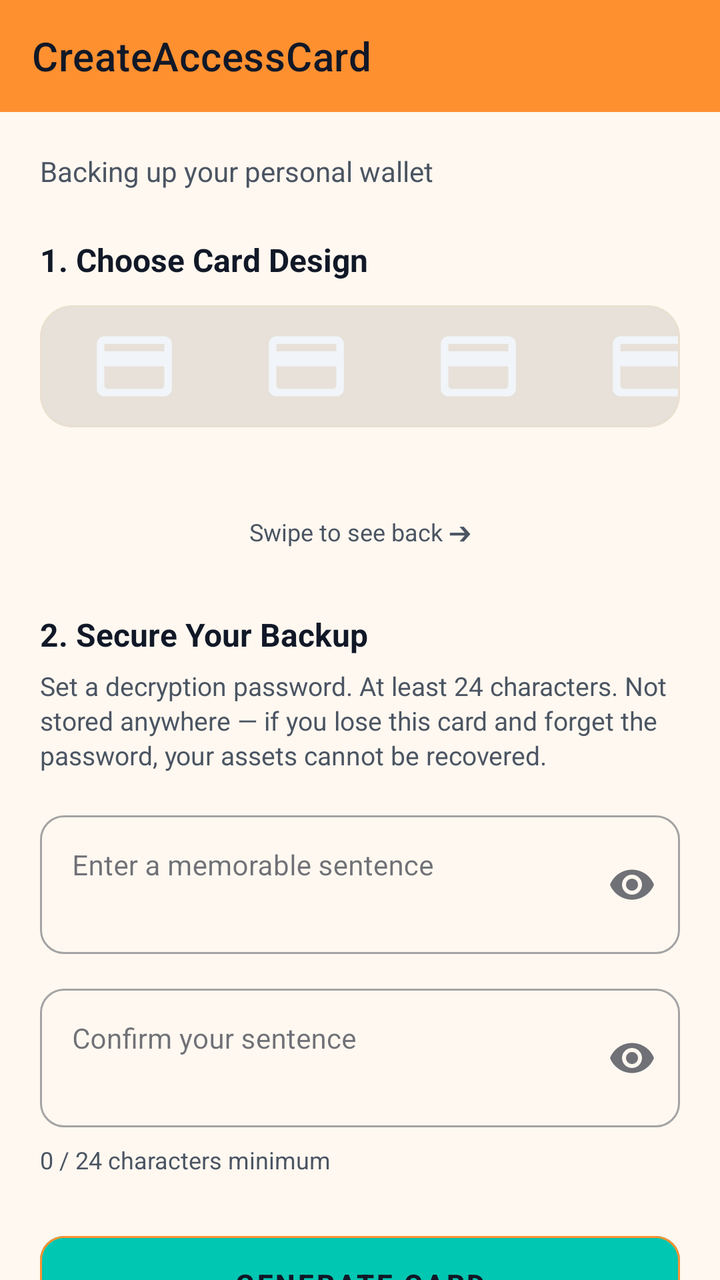
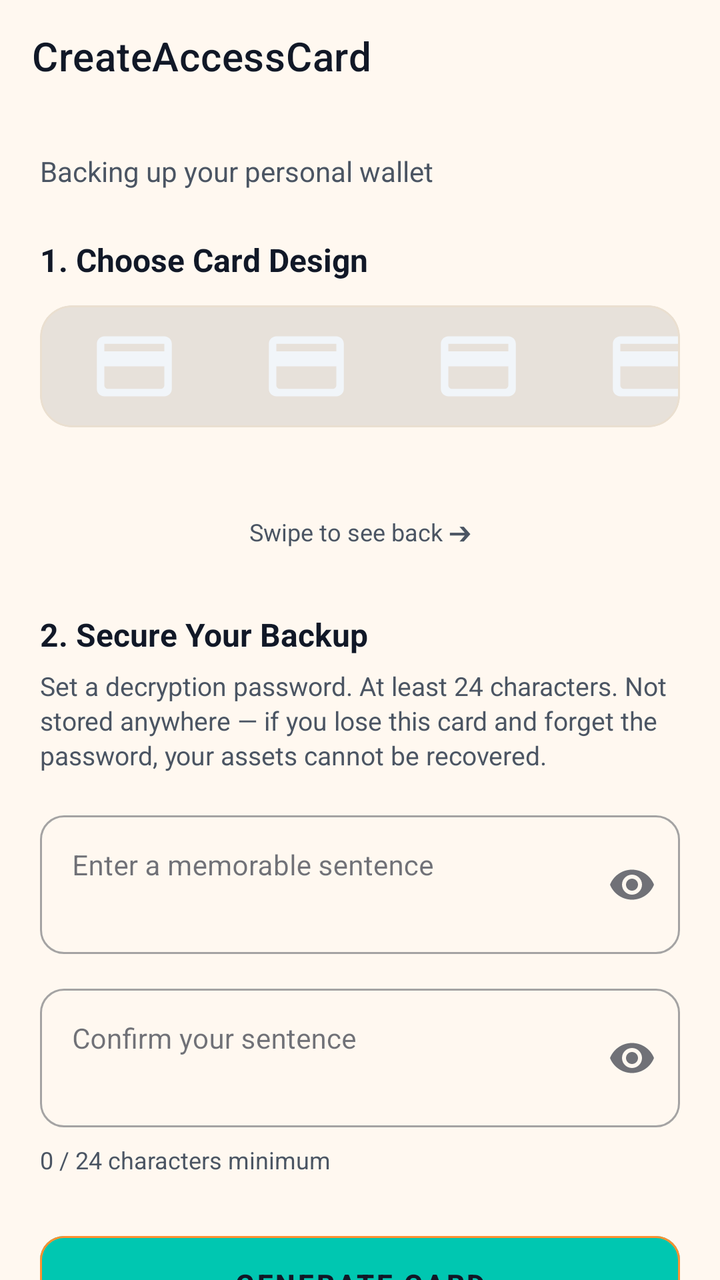

Compare the two renders of this Android layout. The source of the first and the diff that turns it into the second are given below.
<!-- AndroidManifest.xml: application theme AppTheme -->
<!-- res/layout/create_harvana_card.xml -->
<androidx.coordinatorlayout.widget.CoordinatorLayout
	xmlns:android="http://schemas.android.com/apk/res/android"
	xmlns:app="http://schemas.android.com/apk/res-auto"
	xmlns:tools="http://schemas.android.com/tools"
	android:layout_width="match_parent"
	android:layout_height="match_parent"
	android:orientation="vertical"
	android:background="@color/colorBackground"
	android:id="@+id/_main">
	<com.google.android.material.appbar.AppBarLayout
		android:id="@+id/app_bar_layout1"
		android:layout_width="match_parent"
		android:layout_height="wrap_content"
		android:background="@color/colorBackground"
		android:theme="@style/AppTheme.AppBarOverlay"
		app:elevation="0dp">
		<androidx.appcompat.widget.Toolbar
			android:id="@+id/toolbar"
			android:layout_width="match_parent"
			android:background="?attr/appBarColor"
			android:layout_height="?attr/actionBarSize"
			app:popupTheme="@style/AppTheme.PopupOverlay"
			app:title="CreateAccessCard"
			app:titleTextAppearance="@style/TextAppearance.MaterialComponents.Headline6" />
	</com.google.android.material.appbar.AppBarLayout>
	<androidx.core.widget.NestedScrollView
		android:id="@+id/vscroll1"
		android:layout_width="match_parent"
		android:layout_height="match_parent"
		android:fillViewport="true"
		app:layout_behavior="@string/appbar_scrolling_view_behavior">
		<LinearLayout
			android:id="@+id/linear2"
			android:layout_width="match_parent"
			android:layout_height="wrap_content"
			android:padding="20dp"
			android:orientation="vertical">
			<TextView
				android:id="@+id/tvSubtitle"
				android:layout_width="match_parent"
				android:layout_height="wrap_content"
				android:layout_marginBottom="24dp"
				android:text="Backing up your personal wallet"
				android:textSize="14sp"
				android:textColor="?android:attr/textColorSecondary" />
			<TextView
				android:id="@+id/textview5"
				android:layout_width="match_parent"
				android:layout_height="wrap_content"
				android:layout_marginBottom="12dp"
				android:text="1. Choose Card Design"
				android:textSize="16sp"
				android:textStyle="bold" />
			<com.google.android.material.card.MaterialCardView
				android:id="@+id/cardview1"
				android:layout_width="match_parent"
				android:layout_height="wrap_content"
				app:cardBackgroundColor="@color/whiteFaint10"
				app:cardCornerRadius="16dp"
				app:strokeWidth="1dp"
				app:strokeColor="@color/colorCardStroke"
				app:cardElevation="0dp">
				<HorizontalScrollView
					android:id="@+id/hscroll3"
					android:layout_width="match_parent"
					android:layout_height="wrap_content"
					android:scrollbars="none"
					android:clipToPadding="false"
					android:paddingHorizontal="12dp">
					<LinearLayout
						android:id="@+id/linear3"
						android:layout_width="wrap_content"
						android:layout_height="wrap_content"
						android:paddingTop="8dp"
						android:paddingBottom="8dp"
						android:gravity="center_vertical"
						android:orientation="horizontal">
						<ImageView
							android:id="@+id/swatch_classic"
							android:layout_width="70dp"
							android:layout_height="45dp"
							android:background="?attr/selectableItemBackgroundBorderless"
							android:src="@drawable/icon_credit_card_round"
							android:scaleType="centerInside"
							android:layout_marginEnd="16dp"
							android:focusable="true" />
						<ImageView
							android:id="@+id/swatch_obsidian"
							android:layout_width="70dp"
							android:layout_height="45dp"
							android:background="?attr/selectableItemBackgroundBorderless"
							android:src="@drawable/icon_credit_card_round"
							android:scaleType="centerInside"
							android:layout_marginEnd="16dp"
							android:focusable="true" />
						<ImageView
							android:id="@+id/swatch_gold"
							android:layout_width="70dp"
							android:layout_height="45dp"
							android:background="?attr/selectableItemBackgroundBorderless"
							android:src="@drawable/icon_credit_card_round"
							android:scaleType="centerInside"
							android:layout_marginEnd="16dp"
							android:focusable="true" />
						<ImageView
							android:id="@+id/swatch_oasis"
							android:layout_width="70dp"
							android:layout_height="45dp"
							android:background="?attr/selectableItemBackgroundBorderless"
							android:src="@drawable/icon_credit_card_round"
							android:scaleType="centerInside"
							android:layout_marginEnd="16dp"
							android:focusable="true" />
						<ImageView
							android:id="@+id/swatch_node"
							android:layout_width="70dp"
							android:layout_height="45dp"
							android:background="?attr/selectableItemBackgroundBorderless"
							android:src="@drawable/icon_credit_card_round"
							android:scaleType="centerInside"
							android:layout_marginEnd="16dp"
							android:focusable="true" />
						<ImageView
							android:id="@+id/swatch_cyber"
							android:layout_width="70dp"
							android:layout_height="45dp"
							android:background="?attr/selectableItemBackgroundBorderless"
							android:src="@drawable/icon_credit_card_round"
							android:scaleType="centerInside"
							android:layout_marginEnd="16dp"
							android:focusable="true" />
						<ImageView
							android:id="@+id/swatch_mint"
							android:layout_width="70dp"
							android:layout_height="45dp"
							android:background="?attr/selectableItemBackgroundBorderless"
							android:src="@drawable/icon_credit_card_round"
							android:scaleType="centerInside"
							android:focusable="true" />
					</LinearLayout>
				</HorizontalScrollView>
			</com.google.android.material.card.MaterialCardView>
			<HorizontalScrollView
				android:id="@+id/hscroll1"
				android:layout_width="match_parent"
				android:layout_height="wrap_content"
				android:layout_marginTop="24dp"
				android:clipToPadding="false"
				android:scrollbars="none">
				<LinearLayout
					android:id="@+id/linear4"
					android:layout_width="wrap_content"
					android:layout_height="wrap_content"
					android:orientation="horizontal">
					<com.google.android.material.card.MaterialCardView
						android:id="@+id/cardview2"
						android:layout_width="wrap_content"
						android:layout_height="wrap_content"
						android:layout_margin="8dp"
						app:cardBackgroundColor="@android:color/transparent"
						app:cardCornerRadius="16dp"
						app:cardElevation="12dp">
						<ImageView
							android:id="@+id/iv_card_front"
							android:layout_width="360dp"
							android:layout_height="wrap_content"
							android:src="@drawable/default_image"
							android:scaleType="centerInside"
							android:adjustViewBounds="true"
							android:visibility="gone" />
					</com.google.android.material.card.MaterialCardView>
					<com.google.android.material.card.MaterialCardView
						android:id="@+id/cardview3"
						android:layout_width="wrap_content"
						android:layout_height="wrap_content"
						android:layout_margin="8dp"
						app:cardBackgroundColor="@android:color/transparent"
						android:layout_marginStart="16dp"
						app:cardCornerRadius="16dp"
						app:cardElevation="12dp">
						<ImageView
							android:id="@+id/iv_card_back"
							android:layout_width="360dp"
							android:layout_height="wrap_content"
							android:src="@drawable/default_image"
							android:scaleType="centerInside"
							android:adjustViewBounds="true"
							android:visibility="gone" />
					</com.google.android.material.card.MaterialCardView>
				</LinearLayout>
			</HorizontalScrollView>
			<TextView
				android:id="@+id/textview1"
				android:layout_width="match_parent"
				android:layout_height="wrap_content"
				android:layout_marginTop="4dp"
				android:gravity="center_horizontal|center_vertical"
				android:text="Swipe to see back ➔"
				android:textSize="12sp"
				android:textColor="?android:attr/textColorSecondary" />
			<TextView
				android:id="@+id/textview2"
				android:layout_width="match_parent"
				android:layout_height="wrap_content"
				android:layout_marginTop="32dp"
				android:text="2. Secure Your Backup"
				android:textSize="16sp"
				android:textStyle="bold" />
			<TextView
				android:id="@+id/textview3"
				android:layout_width="match_parent"
				android:layout_height="wrap_content"
				android:layout_marginTop="6dp"
				android:text="Set a decryption password. At least 24 characters. Not stored anywhere — if you lose this card and forget the password, your assets cannot be recovered."
				android:textSize="13sp"
				android:textColor="?android:attr/textColorSecondary"
				android:lineSpacingExtra="2dp" />
			<com.google.android.material.textfield.TextInputLayout
				android:id="@+id/textinputlayout1"
				android:layout_width="match_parent"
				android:layout_height="wrap_content"
				android:layout_marginTop="16dp"
				style="@style/Widget.MaterialComponents.TextInputLayout.OutlinedBox"
				app:boxCornerRadiusTopStart="12dp"
				app:boxCornerRadiusTopEnd="12dp"
				app:boxCornerRadiusBottomStart="12dp"
				app:boxCornerRadiusBottomEnd="12dp"
				app:endIconMode="password_toggle">
				<com.google.android.material.textfield.TextInputEditText
					android:id="@+id/et_sentence"
					android:layout_width="match_parent"
					android:layout_height="wrap_content"
					android:textSize="14sp"
					android:hint="Enter a memorable sentence"
					android:lines="2"
					android:gravity="top|start"
					android:inputType="textPassword|textMultiLine"
					android:minLines="2" />
			</com.google.android.material.textfield.TextInputLayout>
			<com.google.android.material.textfield.TextInputLayout
				android:id="@+id/textinputlayout2"
				android:layout_width="match_parent"
				android:layout_height="wrap_content"
				android:layout_marginTop="12dp"
				style="@style/Widget.MaterialComponents.TextInputLayout.OutlinedBox"
				app:boxCornerRadiusTopStart="12dp"
				app:boxCornerRadiusTopEnd="12dp"
				app:boxCornerRadiusBottomStart="12dp"
				app:boxCornerRadiusBottomEnd="12dp"
				app:endIconMode="password_toggle">
				<com.google.android.material.textfield.TextInputEditText
					android:id="@+id/et_confirm_sentence"
					android:layout_width="match_parent"
					android:layout_height="wrap_content"
					android:textSize="14sp"
					android:hint="Confirm your sentence"
					android:lines="2"
					android:gravity="top|start"
					android:inputType="textPassword|textMultiLine"
					android:minLines="2" />
			</com.google.android.material.textfield.TextInputLayout>
			<TextView
				android:id="@+id/tv_char_count"
				android:layout_width="match_parent"
				android:layout_height="wrap_content"
				android:layout_marginTop="8dp"
				android:text="0 / 24 characters minimum"
				android:textSize="12sp"
				android:textColor="?android:attr/textColorSecondary" />
			<TextView
				android:id="@+id/tv_error"
				android:layout_width="match_parent"
				android:layout_height="wrap_content"
				android:layout_marginTop="4dp"
				android:textSize="13sp"
				android:textColor="@android:color/holo_red_dark"
				android:visibility="gone" />
			<com.google.android.material.button.MaterialButton
				android:id="@+id/btn_generate"
				android:layout_width="match_parent"
				android:layout_height="60dp"
				android:layout_marginTop="24dp"
				app:backgroundTint="@color/colorTeal"
				android:gravity="center_horizontal|center_vertical"
				android:text="GENERATE CARD"
				android:textSize="14sp"
				android:textStyle="bold"
				android:textColor="@color/colorTextPrimary"
				android:enabled="false"
				app:cornerRadius="12dp"
				style="@style/Widget.MaterialComponents.Button.OutlinedButton"
				app:strokeColor="@color/colorAccent" />
			<LinearLayout
				android:id="@+id/linear5"
				android:layout_width="match_parent"
				android:layout_height="wrap_content"
				android:layout_marginTop="16dp"
				android:orientation="horizontal"
				android:weightSum="2">
				<com.google.android.material.button.MaterialButton
					android:id="@+id/btn_save_images"
					android:layout_width="0dp"
					android:layout_height="56dp"
					app:backgroundTint="@color/colorInfo"
					android:gravity="center_horizontal|center_vertical"
					android:text="SAVE AS PNG"
					android:textSize="13sp"
					android:textColor="@color/colorTextPrimaryWhite"
					android:layout_weight="1"
					app:cornerRadius="12dp"
					style="@style/Widget.MaterialComponents.Button.OutlinedButton"
					android:layout_marginEnd="8dp"
					app:icon="@drawable/icon_image_twotone"
					android:visibility="gone" />
				<com.google.android.material.button.MaterialButton
					android:id="@+id/btn_save_pdf"
					android:layout_width="0dp"
					android:layout_height="56dp"
					app:backgroundTint="@color/colorCyan"
					android:gravity="center_horizontal|center_vertical"
					android:text="SAVE AS PDF"
					android:textSize="13sp"
					android:textColor="@color/colorTextPrimaryWhite"
					android:layout_weight="1"
					app:cornerRadius="12dp"
					style="@style/Widget.MaterialComponents.Button.OutlinedButton"
					android:layout_marginStart="8dp"
					app:icon="@drawable/icon_picture_as_pdf_twotone"
					android:visibility="gone" />
			</LinearLayout>
			<com.google.android.material.button.MaterialButton
				android:id="@+id/btn_done"
				android:layout_width="match_parent"
				android:layout_height="64dp"
				android:layout_marginTop="24dp"
				android:layout_marginBottom="32dp"
				android:gravity="center_horizontal|center_vertical"
				android:text="FINISH BACKUP"
				android:textSize="15sp"
				android:textStyle="bold"
				android:textColor="@color/colorTextPrimaryWhite"
				app:cornerRadius="12dp"
				android:backgroundTint="@color/colorAccent"
				android:visibility="gone" />
		</LinearLayout>
	</androidx.core.widget.NestedScrollView>
</androidx.coordinatorlayout.widget.CoordinatorLayout>
<!-- resources referenced by this layout -->
<resources>
  <color name="colorAccent">#FF9030</color>
  <color name="colorBackground">#FFF8F0</color>
  <color name="colorCardStroke">#EADFD0</color>
  <color name="colorCyan">#00C8E8</color>
  <color name="colorInfo">#0EA5E9</color>
  <color name="colorTeal">#00C7B1</color>
  <color name="colorTextPrimary">#111827</color>
  <color name="colorTextPrimaryWhite">#FFFFFF</color>
  <color name="whiteFaint10">#18000000</color>
  <style name="AppTheme.PopupOverlay" parent="ThemeOverlay.MaterialComponents.Light" />
  <style name="AppTheme" parent="Theme.MaterialComponents.DayNight.NoActionBar">
          
          <item name="homeAsUpIndicator">@drawable/ic_nav_back</item>
          
          <item name="android:textViewStyle">@style/HarvanaTextView</item>
          <item name="appBarColor">@color/colorAccent</item>
          <item name="onAppBarColor">@color/colorTextOnAccent</item>
          <item name="colorSecondary">@color/colorAccent</item>
          <item name="colorOnSecondary">@color/colorTextOnAccent</item>
          <item name="colorPrimaryVariant">@color/colorAccentDark</item>
          <item name="colorSecondaryVariant">@color/colorAccentDark</item>
          <item name="colorError">@color/colorError</item>
          <item name="colorOnError">@color/colorTextPrimaryWhite</item>
          <item name="colorControlActivated">@color/colorAccent</item>
          <item name="colorControlNormal">@color/colorControlNormal</item>
          <item name="colorControlHighlight">@color/colorAccentRipple</item>
          <item name="android:textColorHighlight">@color/colorAccentStroke</item>
          <item name="android:textColorLink">@color/colorAccentStrong</item>
          <item name="android:editTextColor">@color/colorTextPrimary</item>
          <item name="android:navigationBarColor">@color/colorBackground</item>
          <item name="colorPrimary">@color/colorAccent</item>
          <item name="colorPrimaryDark">@color/colorAccentStrong</item>
          <item name="colorAccent">@color/colorAccent</item>
          <item name="colorSurface">@color/colorSurface</item>
          <item name="colorOnPrimary">@color/colorTextOnAccent</item>
          <item name="colorOnSurface">@color/colorTextPrimary</item>
          <item name="colorOnBackground">@color/colorTextPrimary</item>
          <item name="colorOnSurfaceVariant">@color/colorTextSecondary</item>
          <item name="android:textColorPrimary">@color/colorTextPrimary</item>
          <item name="android:textColorSecondary">@color/colorTextSecondary</item>
          <item name="android:textColorHint">@color/colorTextTertiary</item>
          <item name="android:statusBarColor">?attr/appBarColor</item>
          <item name="android:windowLightStatusBar">true</item>
          <item name="android:windowBackground">@color/colorBackground</item>
          <item name="alertDialogTheme">@style/HarvanaAlertDialog</item>
          <item name="materialAlertDialogTheme">@style/HarvanaAlertDialog</item>
          <item name="bottomSheetDialogTheme">@style/HarvanaBottomSheetDialog</item>
      </style>
  <style name="HarvanaTextView" parent="android:Widget.TextView">
          <item name="android:textColor">@color/colorTextPrimary</item>
      </style>
  <color name="colorTextOnAccent">#111827</color>
  <color name="colorAccentDark">#E57A14</color>
  <color name="colorError">#EF4444</color>
  <color name="colorControlNormal">#6B7280</color>
  <color name="colorAccentRipple">#1AFF9030</color>
  <color name="colorAccentStroke">#33FF9030</color>
  <color name="colorAccentStrong">#B85F0A</color>
  <color name="colorSurface">#FFFFFF</color>
  <color name="colorTextSecondary">#4B5563</color>
  <color name="colorTextTertiary">#6B7280</color>
  <style name="HarvanaDialogButton" parent="Widget.MaterialComponents.Button.TextButton.Dialog">
          <item name="android:textColor">@color/colorAccent</item>
          <item name="android:minHeight">48dp</item>
      </style>
  <!-- unchanged entries left out for length: 10 -->
</resources>

<!-- the commit's change to res/layout/create_harvana_card.xml (unified diff, before → after) -->
@@ -13,7 +13,8 @@
 		android:layout_height="wrap_content"
 		android:background="@color/colorBackground"
 		android:theme="@style/AppTheme.AppBarOverlay"
-		app:elevation="0dp">
+		app:elevation="0dp"
+		android:stateListAnimator="@null">
 		<androidx.appcompat.widget.Toolbar
 			android:id="@+id/toolbar"
 			android:layout_width="match_parent"
<!-- resource entries referenced after the edit -->
@@ -15,8 +15,8 @@
           <item name="homeAsUpIndicator">@drawable/ic_nav_back</item>
           
           <item name="android:textViewStyle">@style/HarvanaTextView</item>
-          <item name="appBarColor">@color/colorAccent</item>
-          <item name="onAppBarColor">@color/colorTextOnAccent</item>
+          <item name="appBarColor">@color/colorBackground</item>
+          <item name="onAppBarColor">@color/colorTextPrimary</item>
           <item name="colorSecondary">@color/colorAccent</item>
           <item name="colorOnSecondary">@color/colorTextOnAccent</item>
           <item name="colorPrimaryVariant">@color/colorAccentDark</item>
